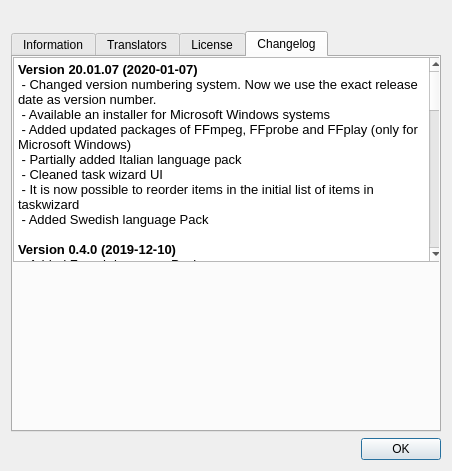
This is ui/aboutdialog.ui in swl-x/MystiQ as Qt 5 draws it before an edit. The edited form follows.
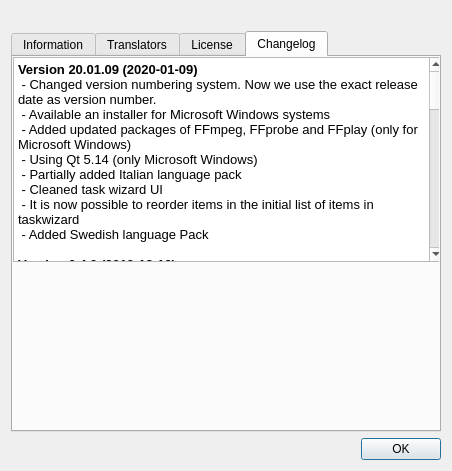
This is the edited form. The open tabs and pages were chosen to show the change. Icons and pictures are not drawn.

The edit to the form file:
```diff
--- a/ui/aboutdialog.ui
+++ b/ui/aboutdialog.ui
@@ -260,10 +260,11 @@
 &lt;html&gt;&lt;head&gt;&lt;meta name=&quot;qrichtext&quot; content=&quot;1&quot; /&gt;&lt;style type=&quot;text/css&quot;&gt;
 p, li { white-space: pre-wrap; }
 &lt;/style&gt;&lt;/head&gt;&lt;body style=&quot; font-family:'Fira Sans'; font-size:10pt; font-weight:400; font-style:normal;&quot;&gt;
-&lt;p style=&quot; margin-top:0px; margin-bottom:0px; margin-left:0px; margin-right:0px; -qt-block-indent:0; text-indent:0px;&quot;&gt;&lt;span style=&quot; font-family:'Fira Sans'; font-weight:600;&quot;&gt;Version 20.01.07 (2020-01-07)&lt;/span&gt;&lt;/p&gt;
+&lt;p style=&quot; margin-top:0px; margin-bottom:0px; margin-left:0px; margin-right:0px; -qt-block-indent:0; text-indent:0px;&quot;&gt;&lt;span style=&quot; font-family:'Fira Sans'; font-weight:600;&quot;&gt;Version 20.01.09 (2020-01-09)&lt;/span&gt;&lt;/p&gt;
 &lt;p style=&quot; margin-top:0px; margin-bottom:0px; margin-left:0px; margin-right:0px; -qt-block-indent:0; text-indent:0px;&quot;&gt;&lt;span style=&quot; font-family:'Fira Sans'; font-weight:600;&quot;&gt; &lt;/span&gt;&lt;span style=&quot; font-family:'Fira Sans';&quot;&gt;- Changed version numbering system. Now we use the exact release date as version number.&lt;/span&gt;&lt;/p&gt;
 &lt;p style=&quot; margin-top:0px; margin-bottom:0px; margin-left:0px; margin-right:0px; -qt-block-indent:0; text-indent:0px;&quot;&gt;&lt;span style=&quot; font-family:'Fira Sans';&quot;&gt; - Available an installer for Microsoft Windows systems&lt;/span&gt;&lt;/p&gt;
 &lt;p style=&quot; margin-top:0px; margin-bottom:0px; margin-left:0px; margin-right:0px; -qt-block-indent:0; text-indent:0px;&quot;&gt;&lt;span style=&quot; font-family:'Fira Sans';&quot;&gt; - Added updated packages of FFmpeg, FFprobe and FFplay (only for Microsoft Windows)&lt;/span&gt;&lt;/p&gt;
+&lt;p style=&quot; margin-top:0px; margin-bottom:0px; margin-left:0px; margin-right:0px; -qt-block-indent:0; text-indent:0px;&quot;&gt;&lt;span style=&quot; font-family:'Fira Sans';&quot;&gt; - Using Qt 5.14 (only Microsoft Windows)&lt;/span&gt;&lt;/p&gt;
 &lt;p style=&quot; margin-top:0px; margin-bottom:0px; margin-left:0px; margin-right:0px; -qt-block-indent:0; text-indent:0px;&quot;&gt;&lt;span style=&quot; font-family:'Fira Sans';&quot;&gt; - Partially added Italian language pack&lt;/span&gt;&lt;/p&gt;
 &lt;p style=&quot; margin-top:0px; margin-bottom:0px; margin-left:0px; margin-right:0px; -qt-block-indent:0; text-indent:0px;&quot;&gt;&lt;span style=&quot; font-family:'Fira Sans';&quot;&gt; - Cleaned task wizard UI&lt;/span&gt;&lt;/p&gt;
 &lt;p style=&quot; margin-top:0px; margin-bottom:0px; margin-left:0px; margin-right:0px; -qt-block-indent:0; text-indent:0px;&quot;&gt;&lt;span style=&quot; font-family:'Fira Sans';&quot;&gt; - It is now possible to reorder items in the initial list of items in taskwizard&lt;/span&gt;&lt;/p&gt;
```
